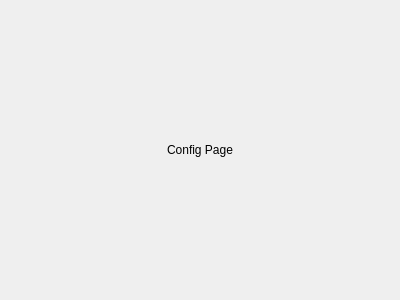
Simon2817/OHB80PortMonitor, file OHB80PortMonitor_V_1_0_0/ui/configpage.ui: the form before one commit.
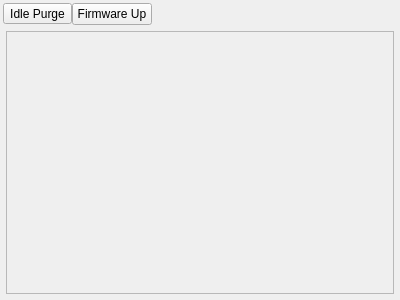
The form after the commit.

What changed in the file:
```diff
--- a/OHB80PortMonitor_V_1_0_0/ui/configpage.ui
+++ b/OHB80PortMonitor_V_1_0_0/ui/configpage.ui
@@ -13,15 +13,129 @@
   <property name="windowTitle">
    <string>Form</string>
   </property>
-  <layout class="QVBoxLayout" name="verticalLayout">
+  <layout class="QVBoxLayout" name="verticalLayout_3">
+   <property name="spacing">
+    <number>3</number>
+   </property>
+   <property name="leftMargin">
+    <number>3</number>
+   </property>
+   <property name="topMargin">
+    <number>3</number>
+   </property>
+   <property name="rightMargin">
+    <number>3</number>
+   </property>
+   <property name="bottomMargin">
+    <number>3</number>
+   </property>
    <item>
-    <widget class="QLabel" name="label">
-     <property name="text">
-      <string>Config Page</string>
+    <widget class="QWidget" name="widgetTop" native="true">
+     <property name="minimumSize">
+      <size>
+       <width>80</width>
+       <height>0</height>
+      </size>
      </property>
-     <property name="alignment">
-      <set>Qt::AlignCenter</set>
-     </property>
+     <layout class="QHBoxLayout" name="horizontalLayout">
+      <property name="spacing">
+       <number>0</number>
+      </property>
+      <property name="leftMargin">
+       <number>0</number>
+      </property>
+      <property name="topMargin">
+       <number>0</number>
+      </property>
+      <property name="rightMargin">
+       <number>12</number>
+      </property>
+      <property name="bottomMargin">
+       <number>0</number>
+      </property>
+      <item>
+       <widget class="QToolButton" name="btnIdelPurge">
+        <property name="text">
+         <string>Idle Purge</string>
+        </property>
+       </widget>
+      </item>
+      <item>
+       <widget class="QPushButton" name="btnFirmwareUpdate">
+        <property name="text">
+         <string>Firmware Up</string>
+        </property>
+       </widget>
+      </item>
+      <item>
+       <spacer name="horizontalSpacer">
+        <property name="orientation">
+         <enum>Qt::Horizontal</enum>
+        </property>
+        <property name="sizeHint" stdset="0">
+         <size>
+          <width>40</width>
+          <height>20</height>
+         </size>
+        </property>
+       </spacer>
+      </item>
+     </layout>
+    </widget>
+   </item>
+   <item>
+    <widget class="QWidget" name="widgetSettings" native="true">
+     <layout class="QVBoxLayout" name="verticalLayout">
+      <property name="spacing">
+       <number>3</number>
+      </property>
+      <property name="leftMargin">
+       <number>3</number>
+      </property>
+      <property name="topMargin">
+       <number>3</number>
+      </property>
+      <property name="rightMargin">
+       <number>3</number>
+      </property>
+      <property name="bottomMargin">
+       <number>3</number>
+      </property>
+      <item>
+       <widget class="QScrollArea" name="scrollArea">
+        <property name="widgetResizable">
+         <bool>true</bool>
+        </property>
+        <widget class="QWidget" name="scrollAreaWidgetContents">
+         <property name="geometry">
+          <rect>
+           <x>0</x>
+           <y>0</y>
+           <width>386</width>
+           <height>259</height>
+          </rect>
+         </property>
+         <layout class="QVBoxLayout" name="verticalLayout_2">
+          <property name="spacing">
+           <number>3</number>
+          </property>
+          <property name="leftMargin">
+           <number>3</number>
+          </property>
+          <property name="topMargin">
+           <number>3</number>
+          </property>
+          <property name="rightMargin">
+           <number>3</number>
+          </property>
+          <property name="bottomMargin">
+           <number>3</number>
+          </property>
+         </layout>
+        </widget>
+       </widget>
+      </item>
+     </layout>
     </widget>
    </item>
   </layout>
```
